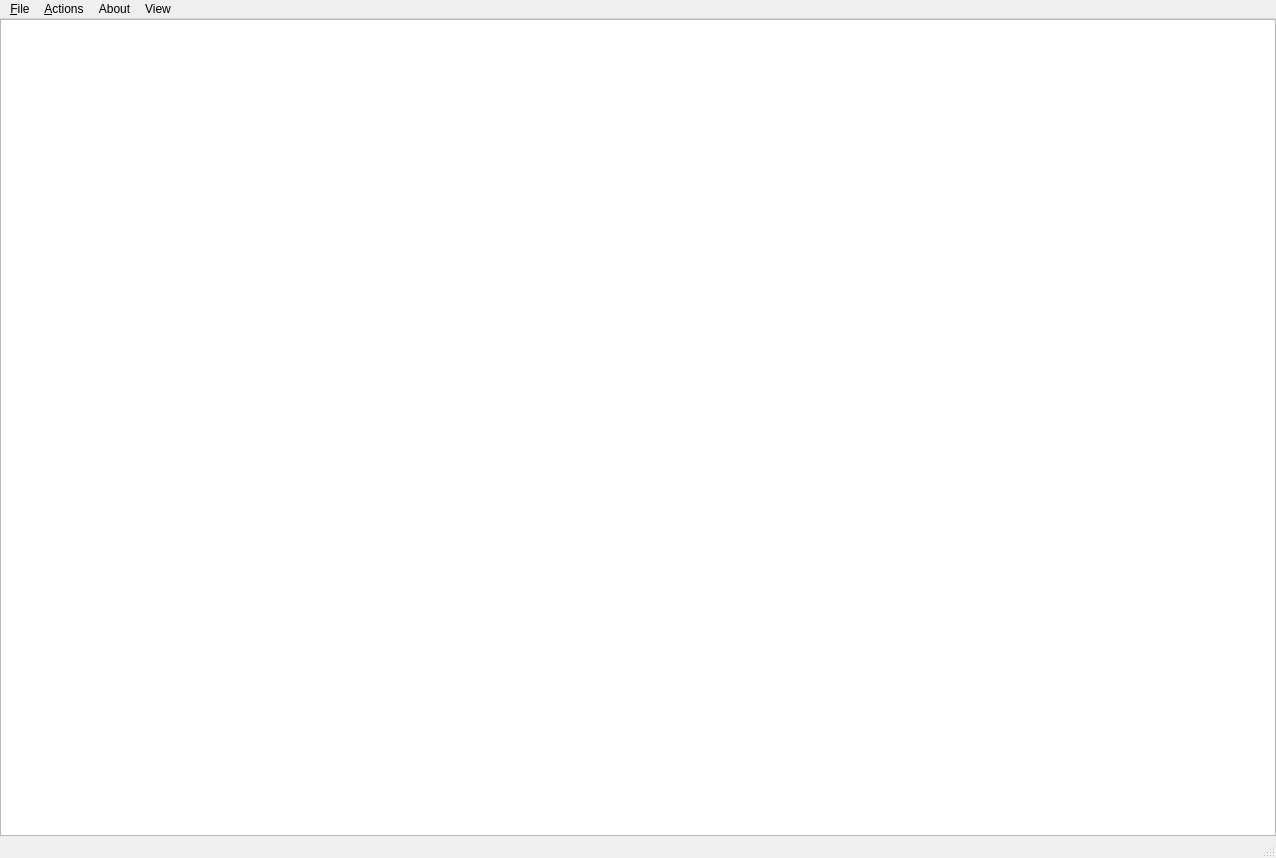
The window that UsefulClicker/ui/mainwindow.ui (Kvazikot/UsefulMacro) describes before a commit, drawn with Qt 5.
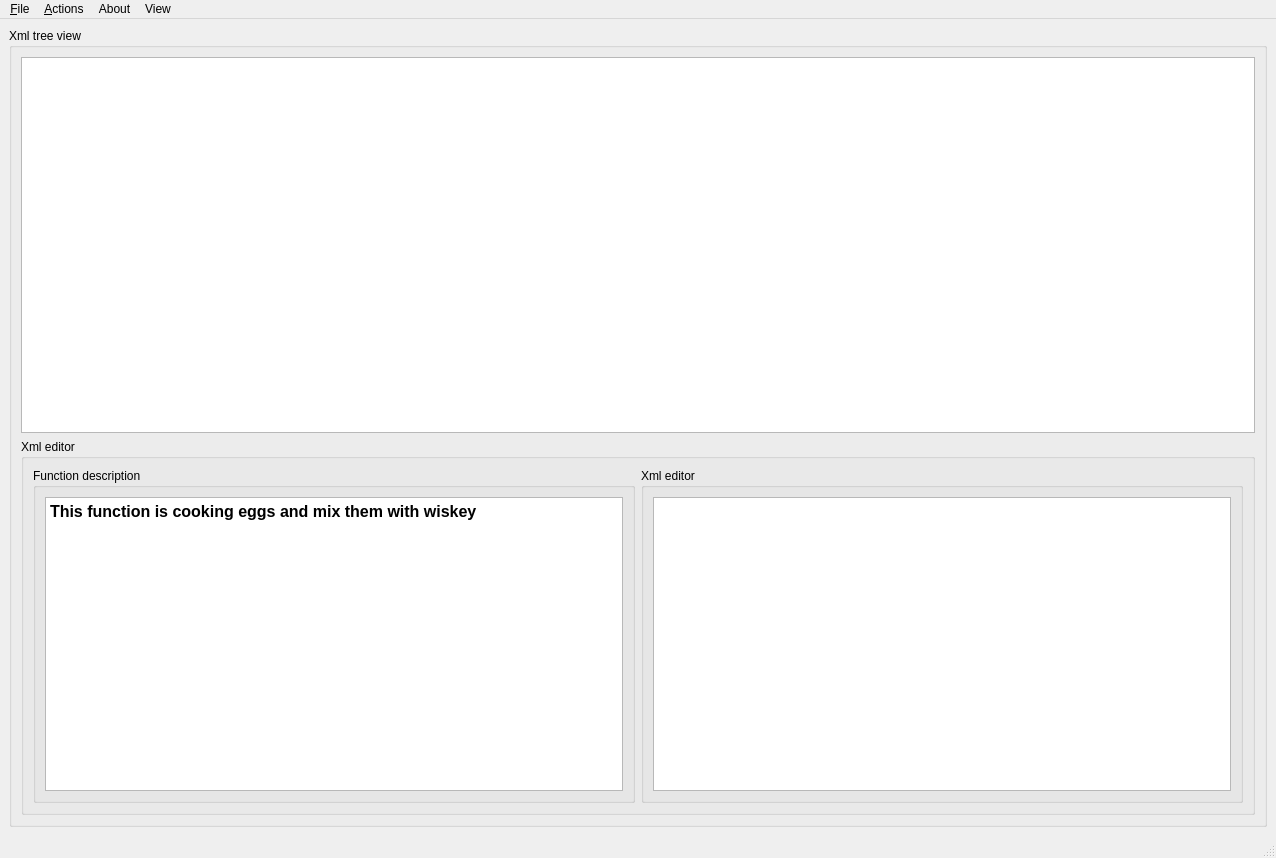
The same window after the commit.

Commit message: new UI of MainWindow added Function Description

The edit to the form file:
```diff
--- a/UsefulClicker/ui/mainwindow.ui
+++ b/UsefulClicker/ui/mainwindow.ui
@@ -14,14 +14,14 @@
    <string>Editable Tree Model</string>
   </property>
   <widget class="QWidget" name="centralwidget">
-   <layout class="QVBoxLayout">
-    <property name="spacing">
-     <number>0</number>
-    </property>
-    <property name="margin" stdset="0">
-     <number>0</number>
-    </property>
-    <item>
+   <layout class="QGridLayout" name="gridLayout_3">
+    <item row="1" column="0">
+     <widget class="QGroupBox" name="groupBox">
+      <property name="title">
+       <string>Xml tree view</string>
+      </property>
+      <layout class="QGridLayout" name="gridLayout">
+       <item row="0" column="0">
      <widget class="QTreeView" name="view">
       <property name="mouseTracking">
        <bool>true</bool>
@@ -71,6 +71,50 @@
       <attribute name="headerShowSortIndicator" stdset="0">
        <bool>false</bool>
       </attribute>
+        </widget>
+       </item>
+       <item row="1" column="0">
+        <widget class="QGroupBox" name="groupBox_2">
+         <property name="title">
+          <string>Xml editor</string>
+         </property>
+         <layout class="QHBoxLayout" name="horizontalLayout">
+          <item>
+           <widget class="QGroupBox" name="groupBox_3">
+            <property name="title">
+             <string>Function description</string>
+            </property>
+            <layout class="QGridLayout" name="gridLayout_2">
+             <item row="0" column="0">
+              <widget class="QTextEdit" name="textEdit">
+               <property name="html">
+                <string>&lt;!DOCTYPE HTML PUBLIC &quot;-//W3C//DTD HTML 4.0//EN&quot; &quot;http://www.w3.org/TR/REC-html40/strict.dtd&quot;&gt;
+&lt;html&gt;&lt;head&gt;&lt;meta name=&quot;qrichtext&quot; content=&quot;1&quot; /&gt;&lt;meta charset=&quot;utf-8&quot; /&gt;&lt;style type=&quot;text/css&quot;&gt;
+p, li { white-space: pre-wrap; }
+&lt;/style&gt;&lt;/head&gt;&lt;body style=&quot; font-family:'Segoe UI'; font-size:9pt; font-weight:400; font-style:normal;&quot;&gt;
+&lt;p style=&quot; margin-top:0px; margin-bottom:0px; margin-left:0px; margin-right:0px; -qt-block-indent:0; text-indent:0px;&quot;&gt;&lt;span style=&quot; font-size:12pt; font-weight:700;&quot;&gt;This function is cooking eggs and mix them with wiskey&lt;/span&gt;&lt;/p&gt;&lt;/body&gt;&lt;/html&gt;</string>
+               </property>
+              </widget>
+             </item>
+            </layout>
+           </widget>
+          </item>
+          <item>
+           <widget class="QGroupBox" name="groupBox_4">
+            <property name="title">
+             <string>Xml editor</string>
+            </property>
+            <layout class="QGridLayout" name="gridLayout_4">
+             <item row="0" column="0">
+              <widget class="QPlainTextEdit" name="xmlEditor"/>
+             </item>
+            </layout>
+           </widget>
+          </item>
+         </layout>
+        </widget>
+       </item>
+      </layout>
      </widget>
     </item>
    </layout>
```
Lines whose indentation alone changed are shown as unchanged. The commit also changes 1 other file.
